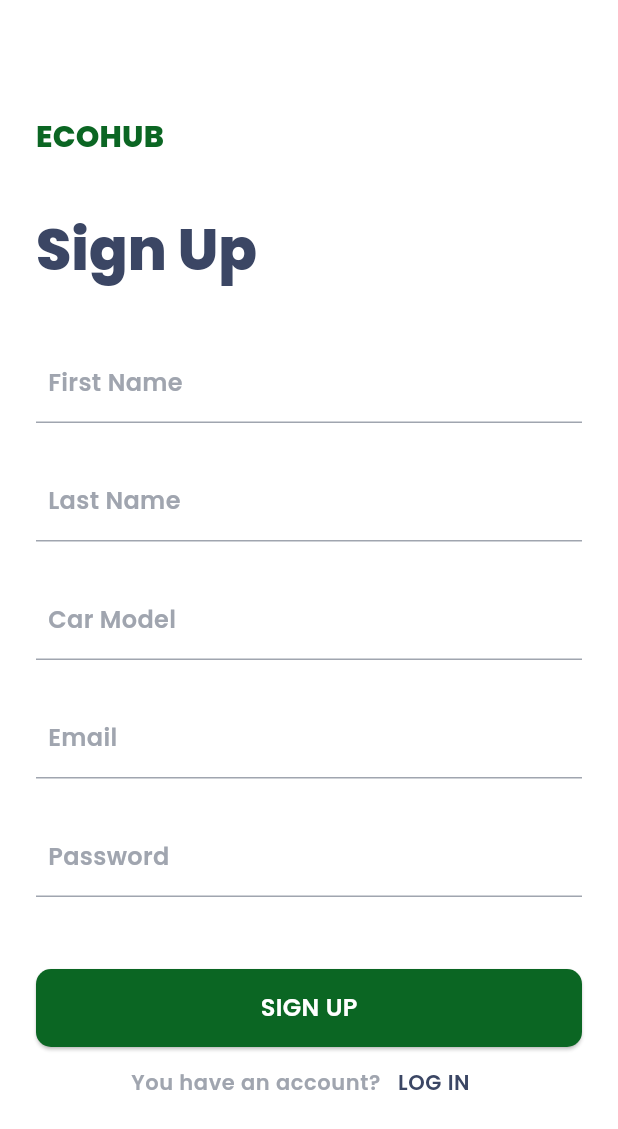
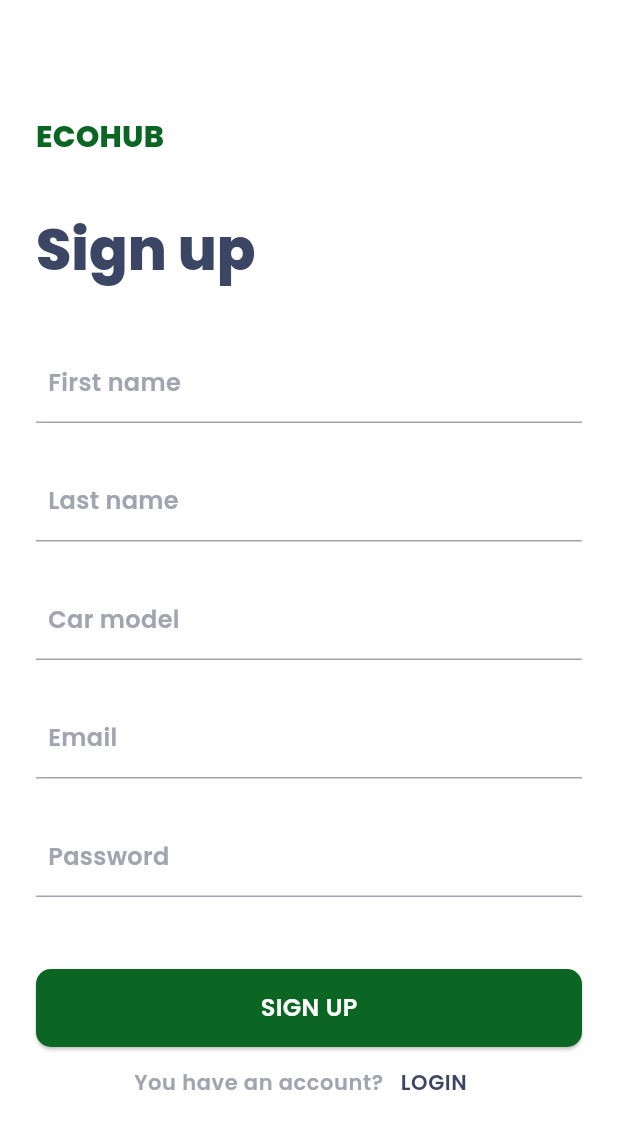
Before and after one commit to TomMondor/AMC_2024, a Flutter app: the screen it shows after launch, after a tap on "LOGIN", after a tap on "SIGN UP", on a phone screen of 412 x 824 dp. Shown: the top 1129 px of the screen. Run offline on Flutter 3.47's test engine with Material 3 defaults, Android fonts, the phone set to English and light mode, and no system bars; our stand-ins replace cloud_firestore, device_preview, dio, firebase_auth, firebase_core, firebase_messaging and 8 more; missing offline and left inert: animated_digit; accounts and stored records are empty; generated files the repository leaves out were written again.

Commit message:
feat: translate login and signup pages

```diff
--- a/lib/src/view/account/login.dart
+++ b/lib/src/view/account/login.dart
@@ -3,6 +3,7 @@ import 'package:amc_2024/src/view/account/validators.dart';
 import 'package:amc_2024/src/view/widgets/bottom_button.dart';
 import 'package:flutter/material.dart';
 import 'package:flutter_hooks/flutter_hooks.dart';
+import 'package:flutter_gen/gen_l10n/app_localizations.dart';
 
 import '../../../helpers/ui_helpers.dart';
 import '../../../injection_container.dart';
@@ -56,7 +57,7 @@ class Login extends HookWidget {
     return Scaffold(
       body: SingleChildScrollView(
         child: Padding(
-          padding: const EdgeInsets.fromLTRB(24, 76, 24, 24),
+          padding: const EdgeInsets.fromLTRB(20, 76, 20, 24),
           child: Form(
             key: formKey,
             child: Column(
@@ -71,7 +72,7 @@ class Login extends HookWidget {
                 ),
                 verticalSpace(36),
                 Text(
-                  "Login",
+                  AppLocalizations.of(context)!.login,
                   style: Theme.of(context).textTheme.headlineMedium!.copyWith(
                         color: kcPrimaryVariant,
                       ),
@@ -82,7 +83,7 @@ class Login extends HookWidget {
                   controller: emailController,
                   validator: validateEmail,
                   keyboardType: TextInputType.emailAddress,
-                  labelText: 'Email',
+                  labelText: AppLocalizations.of(context)!.email,
                 ),
                 verticalSpace(32),
                 EchoHubTextInput(
@@ -91,18 +92,18 @@ class Login extends HookWidget {
                   validator: validatePassword,
                   keyboardType: TextInputType.text,
                   obscureText: true,
-                  labelText: 'Password',
+                  labelText: AppLocalizations.of(context)!.password,
                 ),
                 verticalSpace(96),
                 BottomButton(
                   onPressed: () => login(),
-                  title: 'Login',
+                  title: AppLocalizations.of(context)!.login,
                 ),
                 Row(
                   mainAxisAlignment: MainAxisAlignment.center,
                   children: [
                     Text(
-                      "You don't have an account?",
+                      AppLocalizations.of(context)!.dont_have_account,
                       style: Theme.of(context)
                           .textTheme
                           .bodySmall!
@@ -112,7 +113,7 @@ class Login extends HookWidget {
                       onPressed: () => Navigator.pushReplacementNamed(
                           context, Routes.register.name),
                       child: Text(
-                        'SIGN UP',
+                        AppLocalizations.of(context)!.signup.toUpperCase(),
                         style: Theme.of(context)
                             .textTheme
                             .bodySmall!
--- a/lib/src/view/account/register.dart
+++ b/lib/src/view/account/register.dart
@@ -8,6 +8,7 @@ import 'package:amc_2024/src/view/widgets/error_dialog.dart';
 import 'package:flutter/material.dart';
 import 'package:flutter/services.dart';
 import 'package:flutter_hooks/flutter_hooks.dart';
+import 'package:flutter_gen/gen_l10n/app_localizations.dart';
 
 import '../../../helpers/ui_helpers.dart';
 import '../../../injection_container.dart';
@@ -111,7 +112,7 @@ class Register extends HookWidget {
                 ),
                 verticalSpace(36),
                 Text(
-                  "Sign Up",
+                  AppLocalizations.of(context)!.signup,
                   style: Theme.of(context).textTheme.headlineMedium!.copyWith(
                         color: kcPrimaryVariant,
                       ),
@@ -122,7 +123,7 @@ class Register extends HookWidget {
                   controller: firstNameController,
                   validator: validateName,
                   keyboardType: TextInputType.name,
-                  labelText: 'First Name',
+                  labelText: AppLocalizations.of(context)!.first_name,
                 ),
                 verticalSpace(24),
                 EchoHubTextInput(
@@ -130,7 +131,7 @@ class Register extends HookWidget {
                   controller: lastNameController,
                   validator: validateName,
                   keyboardType: TextInputType.name,
-                  labelText: 'Last Name',
+                  labelText: AppLocalizations.of(context)!.last_name,
                 ),
                 verticalSpace(24),
                 CustomAutocomplete(
@@ -142,7 +143,7 @@ class Register extends HookWidget {
                   controller: emailController,
                   validator: validateEmail,
                   keyboardType: TextInputType.emailAddress,
-                  labelText: 'Email',
+                  labelText: AppLocalizations.of(context)!.email,
                 ),
                 verticalSpace(24),
                 EchoHubTextInput(
@@ -151,18 +152,18 @@ class Register extends HookWidget {
                   validator: validatePassword,
                   keyboardType: TextInputType.text,
                   obscureText: true,
-                  labelText: 'Password',
+                  labelText: AppLocalizations.of(context)!.password,
                 ),
                 verticalSpace(48),
                 BottomButton(
                   onPressed: () => register(),
-                  title: 'Sign Up',
+                  title: AppLocalizations.of(context)!.signup,
                 ),
                 Row(
                   mainAxisAlignment: MainAxisAlignment.center,
                   children: [
                     Text(
-                      "You have an account?",
+                      AppLocalizations.of(context)!.already_have_account,
                       style: Theme.of(context)
                           .textTheme
                           .bodySmall!
@@ -172,7 +173,7 @@ class Register extends HookWidget {
                       onPressed: () => Navigator.pushReplacementNamed(
                           context, Routes.login.name),
                       child: Text(
-                        'LOG IN',
+                        AppLocalizations.of(context)!.login.toUpperCase(),
                         style: Theme.of(context)
                             .textTheme
                             .bodySmall!
--- a/lib/src/view/widgets/custom_raw_auto_complete.dart
+++ b/lib/src/view/widgets/custom_raw_auto_complete.dart
@@ -1,5 +1,6 @@
 import 'package:amc_2024/src/view/widgets/text_input.dart';
 import 'package:flutter/material.dart';
+import 'package:flutter_gen/gen_l10n/app_localizations.dart';
 
 class CustomAutocomplete extends StatelessWidget {
   final TextEditingController textEditingController;
@@ -42,7 +43,7 @@ class CustomAutocomplete extends StatelessWidget {
           controller: textEditingController,
           focusNode: fieldFocusNode,
           validator: validateName,
-          labelText: 'Car Model',
+          labelText: AppLocalizations.of(context)!.car_model,
         );
       },
       optionsViewBuilder: (BuildContext context,
```
Also changed, not shown: lib/l10n/app_en.arb (+10 -1 lines), lib/l10n/app_fr.arb (+10 -1 lines).
